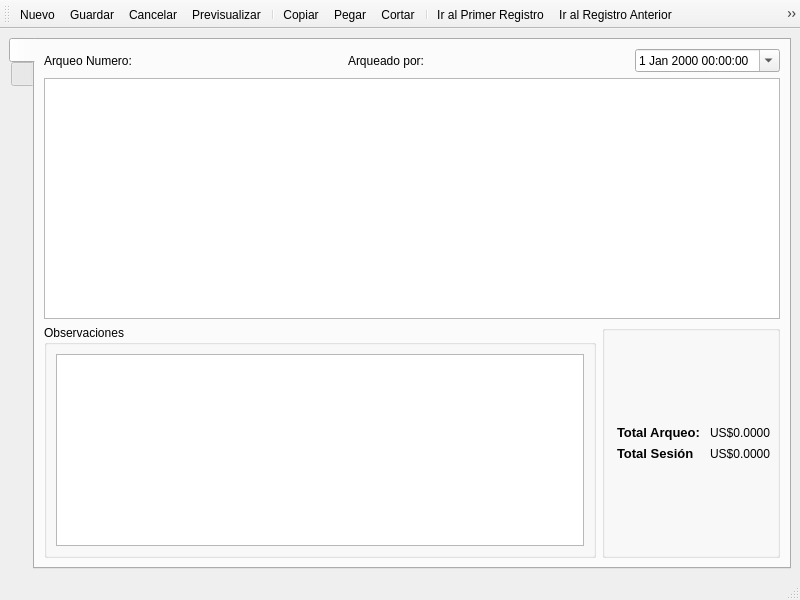
The window that src/ui/arqueo.ui (armonge/EsquipulasPy) describes before a commit, drawn with Qt 5.
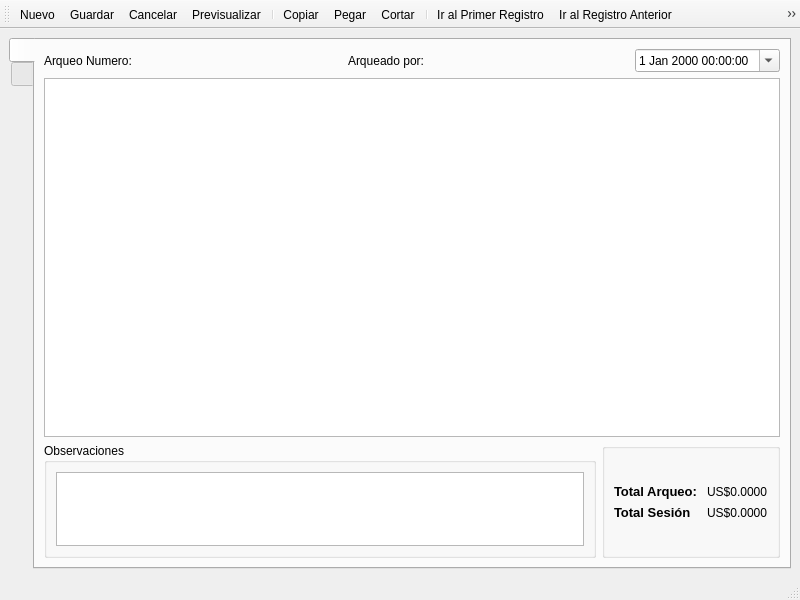
The same window after the commit. The open tabs and pages were chosen to show the change. Icons and pictures are not drawn.

Commit message: - Nuevo dialogo de inicio de sesión - La consulta para validar el usuario ahora es case sensitive - Se añadio la opción alternating row colors a la mayoria de los formularios del sistema

What changed in the file:
```diff
--- a/src/ui/arqueo.ui
+++ b/src/ui/arqueo.ui
@@ -106,12 +106,21 @@
         </item>
         <item row="1" column="0" colspan="2">
          <widget class="QTableView" name="tabledetails">
+          <property name="sizePolicy">
+           <sizepolicy hsizetype="Expanding" vsizetype="Minimum">
+            <horstretch>0</horstretch>
+            <verstretch>1</verstretch>
+           </sizepolicy>
+          </property>
           <property name="contextMenuPolicy">
            <enum>Qt::ActionsContextMenu</enum>
           </property>
           <property name="editTriggers">
            <set>QAbstractItemView::NoEditTriggers</set>
           </property>
+          <property name="alternatingRowColors">
+           <bool>true</bool>
+          </property>
           <attribute name="verticalHeaderVisible">
            <bool>false</bool>
           </attribute>
@@ -122,6 +131,12 @@
         </item>
         <item row="2" column="0">
          <widget class="QGroupBox" name="groupBox_2">
+          <property name="sizePolicy">
+           <sizepolicy hsizetype="Preferred" vsizetype="Maximum">
+            <horstretch>1</horstretch>
+            <verstretch>1</verstretch>
+           </sizepolicy>
+          </property>
           <property name="title">
            <string>Observaciones</string>
           </property>
@@ -132,7 +147,7 @@
               <bool>true</bool>
              </property>
              <property name="sizePolicy">
-              <sizepolicy hsizetype="Expanding" vsizetype="Minimum">
+              <sizepolicy hsizetype="Expanding" vsizetype="Maximum">
                <horstretch>0</horstretch>
                <verstretch>0</verstretch>
               </sizepolicy>
@@ -147,6 +162,12 @@
         </item>
         <item row="2" column="1">
          <widget class="QGroupBox" name="groupBox">
+          <property name="sizePolicy">
+           <sizepolicy hsizetype="Preferred" vsizetype="Maximum">
+            <horstretch>0</horstretch>
+            <verstretch>0</verstretch>
+           </sizepolicy>
+          </property>
           <property name="title">
            <string/>
           </property>
@@ -157,8 +178,14 @@
            <property name="formAlignment">
             <set>Qt::AlignCenter</set>
            </property>
-           <item row="0" column="0">
+           <item row="1" column="0">
             <widget class="QLabel" name="label_11">
+             <property name="sizePolicy">
+              <sizepolicy hsizetype="Preferred" vsizetype="Minimum">
+               <horstretch>0</horstretch>
+               <verstretch>0</verstretch>
+              </sizepolicy>
+             </property>
              <property name="font">
               <font>
                <pointsize>10</pointsize>
@@ -171,14 +198,20 @@
              </property>
             </widget>
            </item>
-           <item row="0" column="1">
+           <item row="1" column="1">
             <widget class="QLabel" name="lblTotalArqueo">
+             <property name="sizePolicy">
+              <sizepolicy hsizetype="Preferred" vsizetype="Minimum">
+               <horstretch>0</horstretch>
+               <verstretch>0</verstretch>
+              </sizepolicy>
+             </property>
              <property name="text">
               <string>US$0.0000</string>
              </property>
             </widget>
            </item>
-           <item row="1" column="0">
+           <item row="2" column="0">
             <widget class="QLabel" name="label_5">
              <property name="font">
               <font>
@@ -192,13 +225,42 @@
              </property>
             </widget>
            </item>
-           <item row="1" column="1">
+           <item row="2" column="1">
             <widget class="QLabel" name="lblTotalSesion">
              <property name="text">
               <string>US$0.0000</string>
              </property>
             </widget>
            </item>
+           <item row="3" column="0" colspan="2">
+            <spacer name="verticalSpacer">
+             <property name="orientation">
+              <enum>Qt::Vertical</enum>
+             </property>
+             <property name="sizeType">
+              <enum>QSizePolicy::Expanding</enum>
+             </property>
+             <property name="sizeHint" stdset="0">
+              <size>
+               <width>20</width>
+               <height>20</height>
+              </size>
+             </property>
+            </spacer>
+           </item>
+           <item row="0" column="0" colspan="2">
+            <spacer name="verticalSpacer_2">
+             <property name="orientation">
+              <enum>Qt::Vertical</enum>
+             </property>
+             <property name="sizeHint" stdset="0">
+              <size>
+               <width>20</width>
+               <height>20</height>
+              </size>
+             </property>
+            </spacer>
+           </item>
           </layout>
          </widget>
         </item>
```
Left out of the diff: 3 changed lines with no effect on the pictures. The commit also changes 31 other files.
